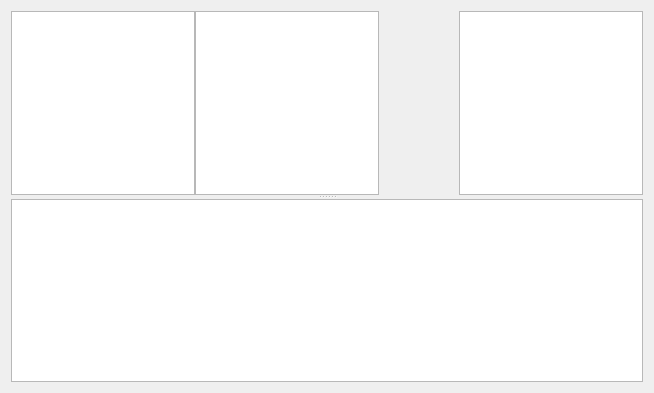
Old version of the form src/gitklientmergeview.ui in the repository HamedMasafi/GitKlient.
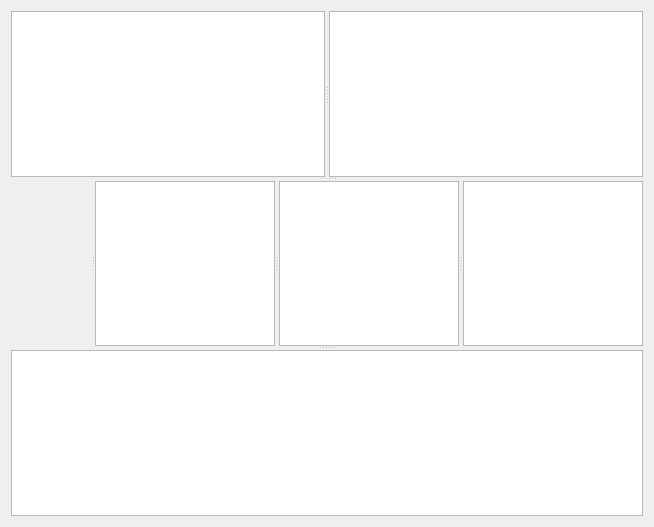
New version of the form. Custom widgets are drawn as their Qt base class.

Commit message: add: merge window block view

Diff of the .ui file:
```diff
--- a/src/gitklientmergeview.ui
+++ b/src/gitklientmergeview.ui
@@ -7,70 +7,123 @@
     <x>0</x>
     <y>0</y>
     <width>654</width>
-    <height>393</height>
+    <height>527</height>
    </rect>
   </property>
   <property name="windowTitle">
    <string>Form</string>
   </property>
-  <layout class="QVBoxLayout" name="verticalLayout">
+  <layout class="QVBoxLayout" name="verticalLayout_3">
    <item>
-    <widget class="QSplitter" name="splitter">
+    <widget class="QSplitter" name="splitter_3">
      <property name="orientation">
       <enum>Qt::Vertical</enum>
      </property>
-     <widget class="QWidget" name="layoutWidget">
-      <layout class="QHBoxLayout" name="horizontalLayout">
-       <property name="spacing">
+     <widget class="QWidget" name="widgetBlockView" native="true">
+      <layout class="QVBoxLayout" name="verticalLayout">
+       <property name="leftMargin">
         <number>0</number>
        </property>
+       <property name="topMargin">
+        <number>0</number>
+       </property>
+       <property name="rightMargin">
+        <number>0</number>
+       </property>
+       <property name="bottomMargin">
+        <number>0</number>
+       </property>
        <item>
-        <widget class="CodeEditor" name="plainTextEditMine">
-         <property name="contextMenuPolicy">
-          <enum>Qt::CustomContextMenu</enum>
+        <widget class="QSplitter" name="splitter_2">
+         <property name="orientation">
+          <enum>Qt::Horizontal</enum>
          </property>
-         <property name="lineWrapMode">
-          <enum>QPlainTextEdit::NoWrap</enum>
-         </property>
-         <property name="readOnly">
-          <bool>true</bool>
-         </property>
+         <widget class="CodeEditor" name="codeEditorMyBlock">
+          <property name="contextMenuPolicy">
+           <enum>Qt::CustomContextMenu</enum>
+          </property>
+          <property name="lineWrapMode">
+           <enum>QPlainTextEdit::NoWrap</enum>
+          </property>
+          <property name="readOnly">
+           <bool>true</bool>
+          </property>
+         </widget>
+         <widget class="CodeEditor" name="codeEditorTheirBlock">
+          <property name="contextMenuPolicy">
+           <enum>Qt::CustomContextMenu</enum>
+          </property>
+          <property name="lineWrapMode">
+           <enum>QPlainTextEdit::NoWrap</enum>
+          </property>
+          <property name="readOnly">
+           <bool>true</bool>
+          </property>
+         </widget>
         </widget>
        </item>
+      </layout>
+     </widget>
+     <widget class="QWidget" name="widgetCodeView" native="true">
+      <layout class="QVBoxLayout" name="verticalLayout_2">
+       <property name="leftMargin">
+        <number>0</number>
+       </property>
+       <property name="topMargin">
+        <number>0</number>
+       </property>
+       <property name="rightMargin">
+        <number>0</number>
+       </property>
+       <property name="bottomMargin">
+        <number>0</number>
+       </property>
        <item>
-        <widget class="CodeEditor" name="plainTextEditBase">
-         <property name="contextMenuPolicy">
-          <enum>Qt::CustomContextMenu</enum>
+        <widget class="QSplitter" name="splitter">
+         <property name="orientation">
+          <enum>Qt::Horizontal</enum>
          </property>
-         <property name="lineWrapMode">
-          <enum>QPlainTextEdit::NoWrap</enum>
-         </property>
-         <property name="readOnly">
-          <bool>true</bool>
-         </property>
-        </widget>
-       </item>
-       <item>
-        <widget class="SegmentConnector" name="widgetSegmentsConnector" native="true">
-         <property name="minimumSize">
-          <size>
-           <width>80</width>
-           <height>0</height>
-          </size>
-         </property>
-        </widget>
-       </item>
-       <item>
-        <widget class="CodeEditor" name="plainTextEditTheir">
-         <property name="contextMenuPolicy">
-          <enum>Qt::CustomContextMenu</enum>
-         </property>
-         <property name="lineWrapMode">
-          <enum>QPlainTextEdit::NoWrap</enum>
-         </property>
-         <property name="readOnly">
-          <bool>true</bool>
-         </property>
+         <widget class="SegmentConnector" name="widgetSegmentsConnector" native="true">
+          <property name="minimumSize">
+           <size>
+            <width>80</width>
+            <height>0</height>
+           </size>
+          </property>
+         </widget>
+         <widget class="CodeEditor" name="plainTextEditMine">
+          <property name="contextMenuPolicy">
+           <enum>Qt::CustomContextMenu</enum>
+          </property>
+          <property name="lineWrapMode">
+           <enum>QPlainTextEdit::NoWrap</enum>
+          </property>
+          <property name="readOnly">
+           <bool>true</bool>
+          </property>
+         </widget>
+         <widget class="CodeEditor" name="plainTextEditBase">
+          <property name="contextMenuPolicy">
+           <enum>Qt::CustomContextMenu</enum>
+          </property>
+          <property name="lineWrapMode">
+           <enum>QPlainTextEdit::NoWrap</enum>
+          </property>
+          <property name="readOnly">
+           <bool>true</bool>
+          </property>
+         </widget>
+         <widget class="CodeEditor" name="plainTextEditTheir">
+          <property name="contextMenuPolicy">
+           <enum>Qt::CustomContextMenu</enum>
+          </property>
+          <property name="lineWrapMode">
+           <enum>QPlainTextEdit::NoWrap</enum>
+          </property>
+          <property name="readOnly">
+           <bool>true</bool>
+          </property>
+         </widget>
         </widget>
        </item>
       </layout>
```
The commit also changes 8 other files.
